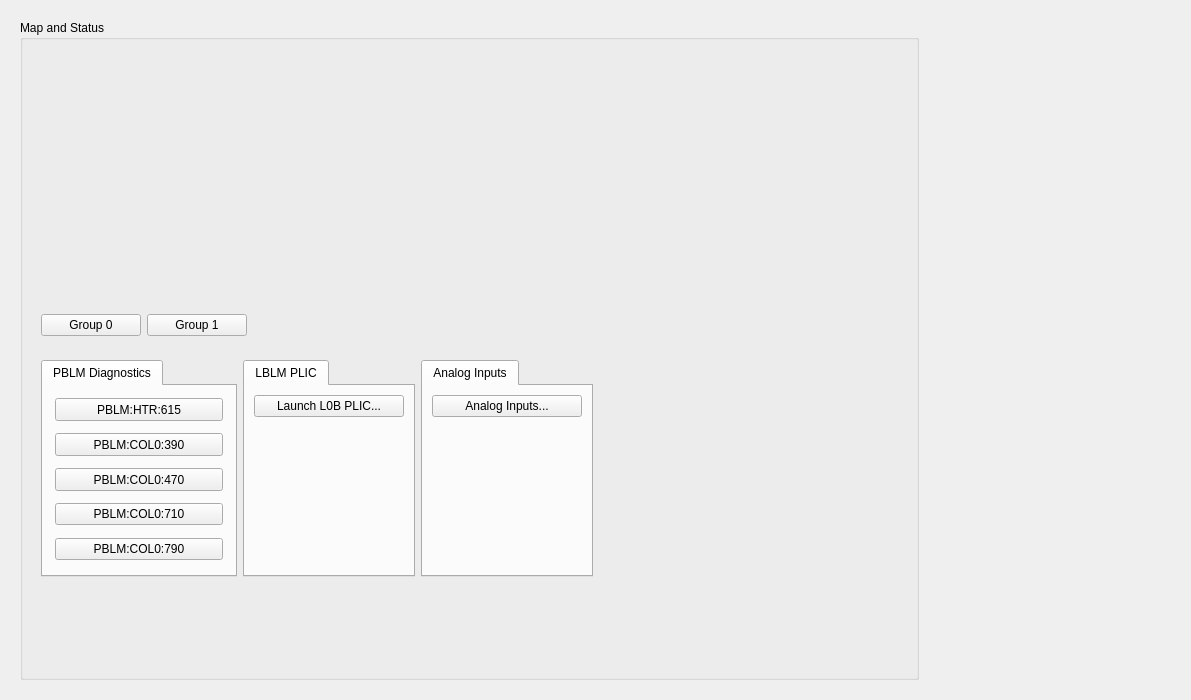
Old version of the form l0b_main.ui in the repository ad-build-test/pydm-mps.
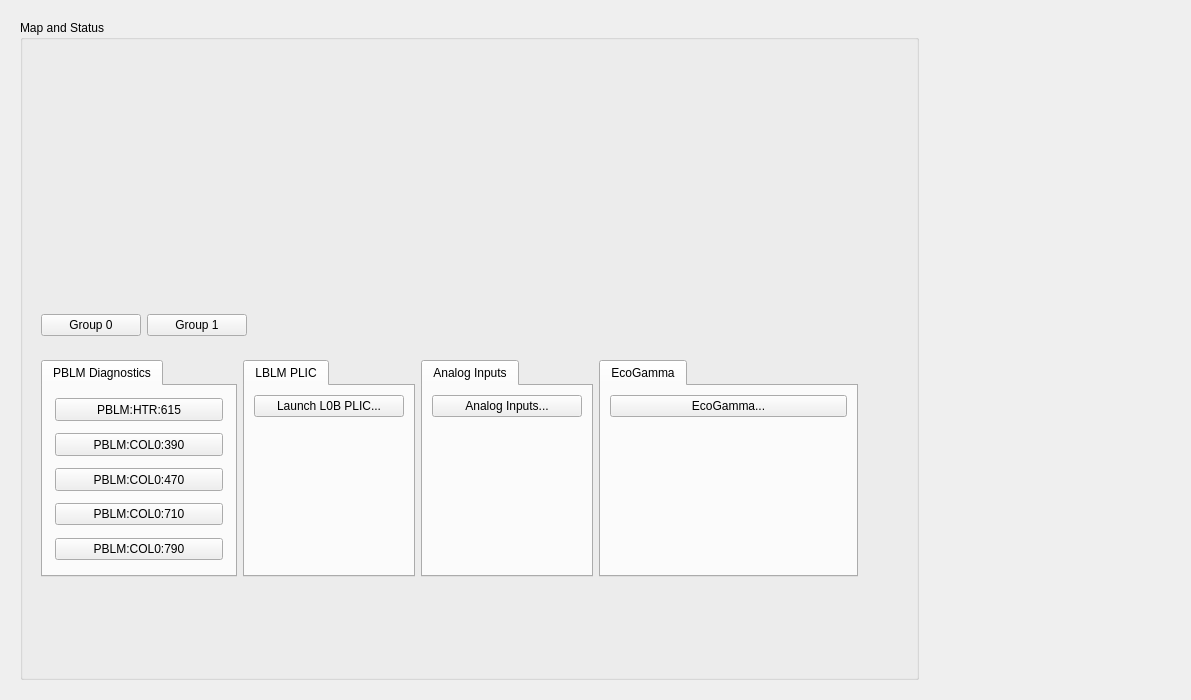
New version of the form. Custom widgets are drawn as their Qt base class.

Commit message: Add launcher for temporary EcoGamma monitor edm screen

The edit to the form file:
```diff
--- a/l0b_main.ui
+++ b/l0b_main.ui
@@ -53,7 +53,7 @@
            <property name="frameShadow">
             <enum>QFrame::Raised</enum>
            </property>
-           <layout class="QGridLayout" name="gridLayout_7" columnstretch="1,1,1,3">
+           <layout class="QGridLayout" name="gridLayout_7" columnstretch="1,1,1,3,0">
             <item row="0" column="0">
              <widget class="QTabWidget" name="tabWidget">
               <property name="currentIndex">
@@ -404,7 +404,7 @@
               </widget>
              </widget>
             </item>
-            <item row="0" column="3">
+            <item row="0" column="4">
              <spacer name="horizontalSpacer_3">
               <property name="orientation">
                <enum>Qt::Horizontal</enum>
@@ -476,6 +476,53 @@
               </widget>
              </widget>
             </item>
+            <item row="0" column="3">
+             <widget class="QTabWidget" name="tabWidget_3">
+              <property name="currentIndex">
+               <number>0</number>
+              </property>
+              <widget class="QWidget" name="tab_5">
+               <attribute name="title">
+                <string>EcoGamma</string>
+               </attribute>
+               <layout class="QGridLayout" name="gridLayout">
+                <item row="0" column="0">
+                 <widget class="PyDMEDMDisplayButton" name="PyDMEDMDisplayButton_6">
+                  <property name="toolTip">
+                   <string/>
+                  </property>
+                  <property name="text">
+                   <string>EcoGamma...</string>
+                  </property>
+                  <property name="filenames" stdset="0">
+                   <stringlist>
+                    <string>$EDM/mps/mps_ecogamma.edl</string>
+                   </stringlist>
+                  </property>
+                  <property name="macros" stdset="0">
+                   <stringlist>
+                    <string>LOCA=HTR,UNIT=1</string>
+                   </stringlist>
+                  </property>
+                 </widget>
+                </item>
+                <item row="1" column="0">
+                 <spacer name="verticalSpacer_3">
+                  <property name="orientation">
+                   <enum>Qt::Vertical</enum>
+                  </property>
+                  <property name="sizeHint" stdset="0">
+                   <size>
+                    <width>20</width>
+                    <height>40</height>
+                   </size>
+                  </property>
+                 </spacer>
+                </item>
+               </layout>
+              </widget>
+             </widget>
+            </item>
             <item row="0" column="1">
              <widget class="QTabWidget" name="tabWidget_3">
               <property name="currentIndex">
```
